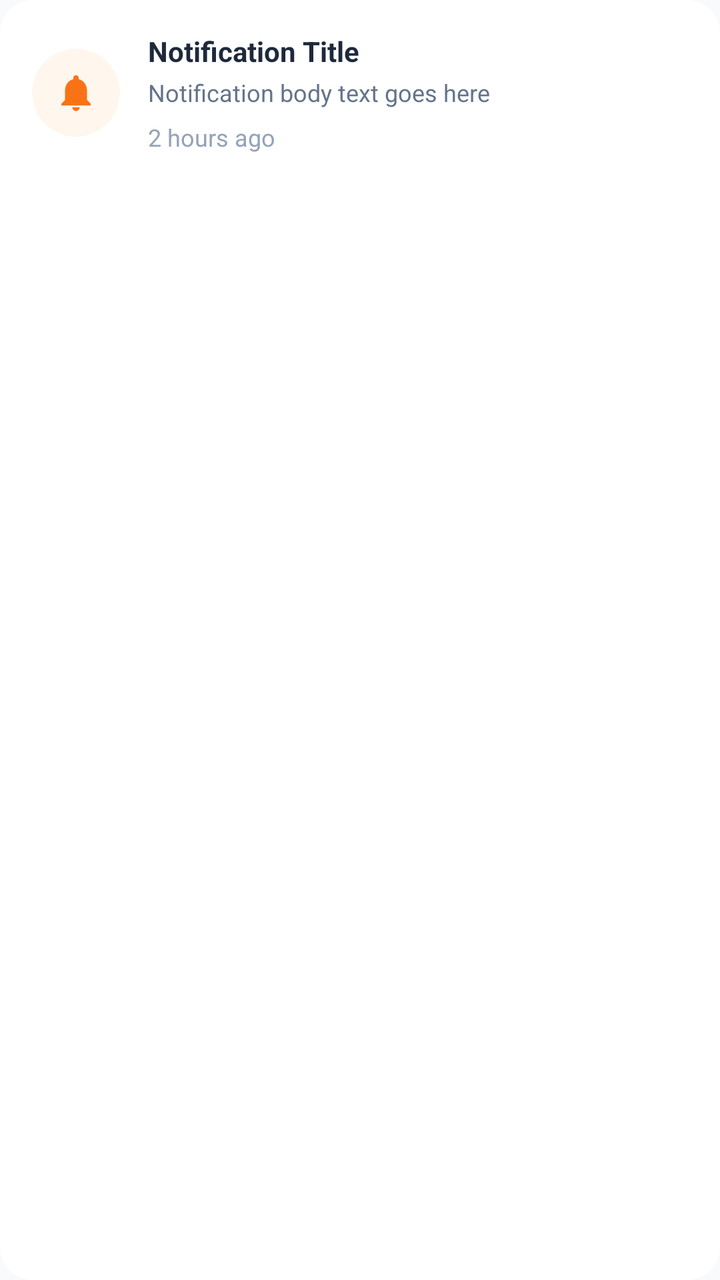
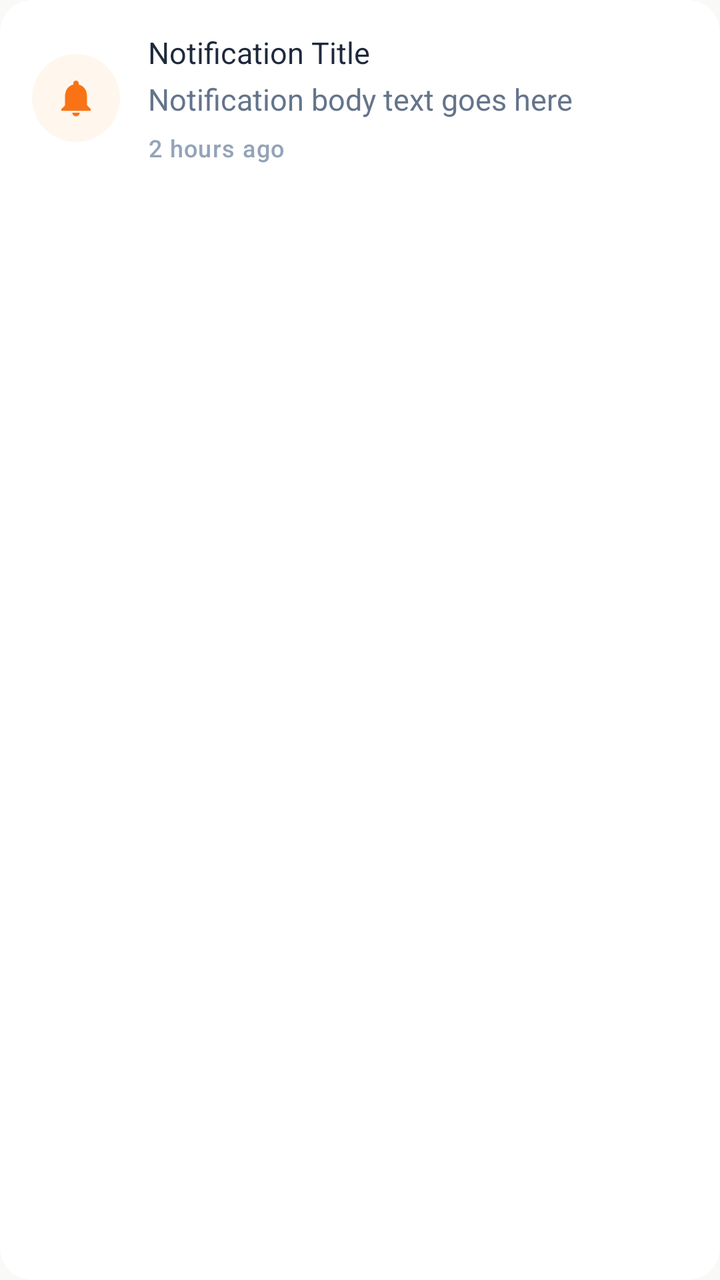

Compare the two renders of this Android layout. The source of the first and the diff that turns it into the second are given below.
<!-- AndroidManifest.xml: application theme Theme.BeckieDealApp -->
<!-- res/layout/item_notification.xml -->
﻿<?xml version="1.0" encoding="utf-8"?>
<com.google.android.material.card.MaterialCardView xmlns:android="http://schemas.android.com/apk/res/android"
    xmlns:app="http://schemas.android.com/apk/res-auto"
    android:layout_width="match_parent"
    android:layout_height="wrap_content"
    android:layout_marginBottom="10dp"
    app:cardCornerRadius="16dp"
    app:cardElevation="0dp"
    app:strokeWidth="0dp"
    app:cardBackgroundColor="@color/surface">

    <LinearLayout
        android:layout_width="match_parent"
        android:layout_height="wrap_content"
        android:orientation="horizontal"
        android:padding="16dp"
        android:gravity="center_vertical">

        
        <View
            android:id="@+id/unreadDot"
            android:layout_width="8dp"
            android:layout_height="8dp"
            android:layout_marginEnd="12dp"
            android:background="@drawable/dot_active"
            android:visibility="gone" />

        
        <FrameLayout
            android:layout_width="44dp"
            android:layout_height="44dp"
            android:layout_marginEnd="14dp">

            <View
                android:id="@+id/iconBackground"
                android:layout_width="44dp"
                android:layout_height="44dp"
                android:background="@drawable/notification_icon_bg" />

            <ImageView
                android:id="@+id/notificationTypeIcon"
                android:layout_width="22dp"
                android:layout_height="22dp"
                android:layout_gravity="center"
                android:src="@drawable/ic_notifications"
                app:tint="@color/primary" />
        </FrameLayout>

        
        <LinearLayout
            android:layout_width="0dp"
            android:layout_height="wrap_content"
            android:layout_weight="1"
            android:orientation="vertical">

            <TextView
                android:id="@+id/notificationTitle"
                android:layout_width="match_parent"
                android:layout_height="wrap_content"
                android:text="Notification Title"
                android:textColor="@color/text_primary"
                android:textSize="@dimen/text_size_body"
                android:textStyle="bold"
                android:maxLines="1"
                android:ellipsize="end" />

            <TextView
                android:id="@+id/notificationBody"
                android:layout_width="match_parent"
                android:layout_height="wrap_content"
                android:layout_marginTop="3dp"
                android:text="Notification body text goes here"
                android:textColor="@color/text_secondary"
                android:textSize="@dimen/text_size_caption"
                android:maxLines="2"
                android:ellipsize="end" />

            <TextView
                android:id="@+id/notificationTime"
                android:layout_width="wrap_content"
                android:layout_height="wrap_content"
                android:layout_marginTop="6dp"
                android:text="2 hours ago"
                android:textColor="@color/text_muted"
                android:textSize="@dimen/text_size_caption" />

        </LinearLayout>

    </LinearLayout>

</com.google.android.material.card.MaterialCardView>
<!-- resources referenced by this layout -->
<resources>
  <dimen name="text_size_body">13sp</dimen>
  <dimen name="text_size_caption">11sp</dimen>
  <style name="Base.Theme.BeckieDealApp" parent="Theme.Material3.DayNight.NoActionBar">
          <item name="colorPrimary">@color/primary</item>
          <item name="colorOnPrimary">@color/on_primary</item>
          <item name="colorPrimaryContainer">@color/primary_container</item>
          <item name="colorOnPrimaryContainer">@color/on_primary_container</item>
          <item name="android:windowBackground">@color/background</item>
          <item name="colorSurface">@color/surface</item>
          <item name="colorOnSurface">@color/on_surface</item>
          
          <item name="bottomNavigationStyle">@style/Widget.App.BottomNavigationView</item>
      </style>
  <style name="Widget.App.Button" parent="Widget.Material3.Button">
          <item name="shapeAppearance">@style/ShapeAppearance.App.Button.Pill</item>
      </style>
  <color name="background">#F8FAFC</color>
  <!-- unchanged entries left out for length: 19 -->
</resources>

<!-- the commit's change to res/layout/item_notification.xml (unified diff, before → after) -->
@@ -58,9 +58,7 @@
                 android:layout_width="match_parent"
                 android:layout_height="wrap_content"
                 android:text="Notification Title"
-                android:textColor="@color/text_primary"
-                android:textSize="@dimen/text_size_body"
-                android:textStyle="bold"
+                android:textAppearance="@style/TextAppearance.App.CardProductName"
                 android:maxLines="1"
                 android:ellipsize="end" />
 
@@ -70,8 +68,7 @@
                 android:layout_height="wrap_content"
                 android:layout_marginTop="3dp"
                 android:text="Notification body text goes here"
-                android:textColor="@color/text_secondary"
-                android:textSize="@dimen/text_size_caption"
+                android:textAppearance="@style/TextAppearance.App.Body"
                 android:maxLines="2"
                 android:ellipsize="end" />
 
@@ -81,8 +78,9 @@
                 android:layout_height="wrap_content"
                 android:layout_marginTop="6dp"
                 android:text="2 hours ago"
-                android:textColor="@color/text_muted"
-                android:textSize="@dimen/text_size_caption" />
+                android:textAppearance="@style/TextAppearance.App.Label"
+                android:textAllCaps="false"
+                android:textColor="@color/text_muted" />
 
         </LinearLayout>
 
<!-- resource entries referenced after the edit -->
@@ -1,7 +1,25 @@
 <!-- resources referenced by this layout -->
 <resources>
-  <dimen name="text_size_body">13sp</dimen>
-  <dimen name="text_size_caption">11sp</dimen>
+  <style name="TextAppearance.App.Body" parent="TextAppearance.Material3.BodyMedium">
+          <item name="android:fontFamily">@font/synonym_regular</item>
+          <item name="android:textSize">15sp</item>
+          <item name="android:letterSpacing">0</item>
+          <item name="android:lineSpacingMultiplier">1.6</item>
+          <item name="android:textColor">@color/text_secondary</item>
+      </style>
+  <style name="TextAppearance.App.CardProductName" parent="TextAppearance.Material3.BodyLarge">
+          <item name="android:fontFamily">@font/synonym_medium</item>
+          <item name="android:textSize">15sp</item>
+          <item name="android:letterSpacing">0</item>
+          <item name="android:textColor">@color/text_primary</item>
+      </style>
+  <style name="TextAppearance.App.Label" parent="TextAppearance.Material3.LabelMedium">
+          <item name="android:fontFamily">@font/synonym_medium</item>
+          <item name="android:textSize">12sp</item>
+          <item name="android:letterSpacing">0.04</item>
+          <item name="android:textAllCaps">true</item>
+          <item name="android:textColor">@color/text_secondary</item>
+      </style>
   <style name="Base.Theme.BeckieDealApp" parent="Theme.Material3.DayNight.NoActionBar">
           <item name="colorPrimary">@color/primary</item>
           <item name="colorOnPrimary">@color/on_primary</item>
@@ -11,12 +29,61 @@
           <item name="colorSurface">@color/surface</item>
           <item name="colorOnSurface">@color/on_surface</item>
           
+          
+          <item name="textAppearanceHeadlineMedium">@style/TextAppearance.App.ScreenTitle</item>
+          <item name="textAppearanceHeadlineSmall">@style/TextAppearance.App.ProductName</item>
+          <item name="textAppearanceTitleLarge">@style/TextAppearance.App.PriceHero</item>
+          <item name="textAppearanceTitleMedium">@style/TextAppearance.App.SectionHeader</item>
+          <item name="textAppearanceBodyLarge">@style/TextAppearance.App.CardProductName</item>
+          <item name="textAppearanceBodyMedium">@style/TextAppearance.App.Body</item>
+          <item name="textAppearanceBodySmall">@style/TextAppearance.App.Specs</item>
+          <item name="textAppearanceLabelMedium">@style/TextAppearance.App.Label</item>
+          <item name="textAppearanceLabelLarge">@style/TextAppearance.App.Button</item>
+          
           <item name="bottomNavigationStyle">@style/Widget.App.BottomNavigationView</item>
       </style>
   <style name="Widget.App.Button" parent="Widget.Material3.Button">
           <item name="shapeAppearance">@style/ShapeAppearance.App.Button.Pill</item>
+          <item name="android:textAppearance">@style/TextAppearance.App.Button</item>
       </style>
-  <color name="background">#F8FAFC</color>
+  <color name="background">#F9F9F7</color>
+  <style name="TextAppearance.App.ScreenTitle" parent="TextAppearance.Material3.HeadlineMedium">
+          <item name="android:fontFamily">@font/amulya_bold</item>
+          <item name="android:textSize">28sp</item>
+          <item name="android:letterSpacing">-0.02</item>
+          <item name="android:textColor">@color/text_primary</item>
+      </style>
+  <style name="TextAppearance.App.ProductName" parent="TextAppearance.Material3.HeadlineSmall">
+          <item name="android:fontFamily">@font/amulya_bold</item>
+          <item name="android:textSize">24sp</item>
+          <item name="android:letterSpacing">-0.02</item>
+          <item name="android:textColor">@color/text_primary</item>
+      </style>
+  <style name="TextAppearance.App.PriceHero" parent="TextAppearance.Material3.TitleLarge">
+          <item name="android:fontFamily">@font/amulya_bold</item>
+          <item name="android:textSize">22sp</item>
+          <item name="android:letterSpacing">-0.01</item>
+          <item name="android:textColor">@color/text_primary</item>
+      </style>
+  <style name="TextAppearance.App.SectionHeader" parent="TextAppearance.Material3.TitleMedium">
+          <item name="android:fontFamily">@font/amulya_bold</item>
+          <item name="android:textSize">18sp</item>
+          <item name="android:letterSpacing">-0.01</item>
+          <item name="android:textColor">@color/text_primary</item>
+      </style>
+  <style name="TextAppearance.App.Specs" parent="TextAppearance.Material3.BodySmall">
+          <item name="android:fontFamily">@font/synonym_regular</item>
+          <item name="android:textSize">14sp</item>
+          <item name="android:letterSpacing">0</item>
+          <item name="android:lineSpacingMultiplier">1.5</item>
+          <item name="android:textColor">@color/text_secondary</item>
+      </style>
+  <style name="TextAppearance.App.Button" parent="TextAppearance.Material3.LabelLarge">
+          <item name="android:fontFamily">@font/synonym_semibold</item>
+          <item name="android:textSize">15sp</item>
+          <item name="android:letterSpacing">0.01</item>
+          <item name="android:textAllCaps">false</item>
+      </style>
   <!-- unchanged entries left out for length: 19 -->
 </resources>
 
